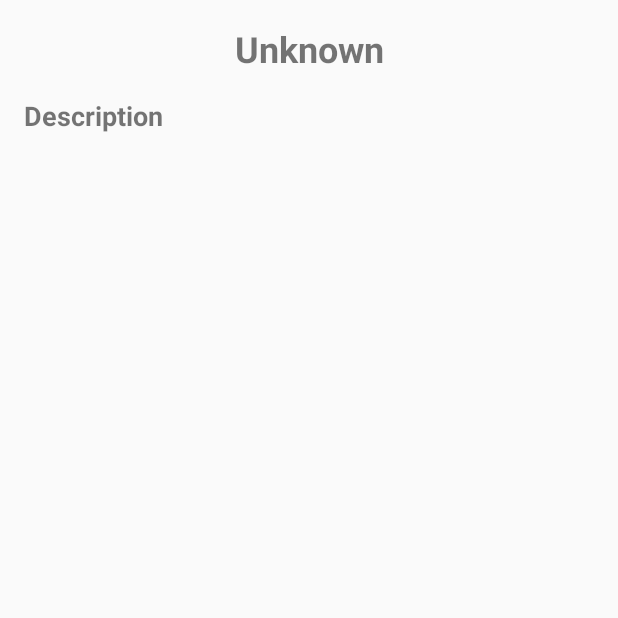
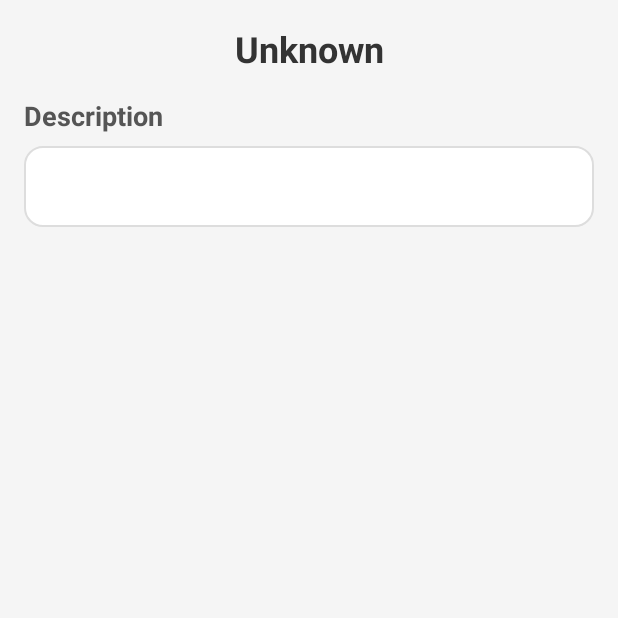
Before and after one commit to inbar2268/ExploreLens-Client, an Android app built with Jetpack Compose: the DetailActivity screen opened directly, with no data from a screen before it, on a phone screen of 412 x 824 dp, the top half of it. Run offline under Robolectric (Android 15) with nearby library versions, the phone set to English and light mode, and no system bars; 1 statement that could not run was skipped.

Commit message:
added design for site details

```diff
--- /dev/null
+++ b/app/src/main/res/drawable/rounded_background.xml
@@ -0,0 +1,6 @@
+<?xml version="1.0" encoding="utf-8"?>
+<shape xmlns:android="http://schemas.android.com/apk/res/android">
+    <solid android:color="#FFFFFF" /> <!-- White background for the container -->
+    <corners android:radius="12dp" /> <!-- Rounded corners with 12dp radius -->
+    <stroke android:color="#DDDDDD" android:width="1dp" /> <!-- Optional border color -->
+</shape>
--- a/app/src/main/res/layout/activity_detail.xml
+++ b/app/src/main/res/layout/activity_detail.xml
@@ -1,11 +1,12 @@
 <?xml version="1.0" encoding="utf-8"?>
 <LinearLayout xmlns:android="http://schemas.android.com/apk/res/android"
-    xmlns:tools="http://schemas.android.com/tools"
     android:layout_width="match_parent"
     android:layout_height="match_parent"
     android:orientation="vertical"
-    android:padding="16dp">
+    android:padding="16dp"
+    android:background="#F5F5F5"> <!-- Light gray background for the whole layout -->
 
+    <!-- Title TextView (Label) -->
     <TextView
         android:id="@+id/labelTextView"
         android:layout_width="match_parent"
@@ -14,22 +15,33 @@
         android:gravity="center"
         android:textSize="24sp"
         android:textStyle="bold"
-        tools:text="Label Here" />
+        android:textColor="#333333" /> <!-- Dark text color -->
 
+    <!-- Description Label -->
     <TextView
         android:layout_width="match_parent"
         android:layout_height="wrap_content"
-        android:layout_marginBottom="4dp"
+        android:layout_marginBottom="8dp"
         android:text="Description"
         android:textSize="18sp"
-        android:textStyle="bold" />
+        android:textStyle="bold"
+        android:textColor="#555555" /> <!-- Medium dark color for labels -->
 
+    <!-- Container for the Description TextView -->
+    <LinearLayout
+        android:layout_width="match_parent"
+        android:layout_height="wrap_content"
+        android:orientation="vertical"
+        android:padding="16dp"
+        android:background="@drawable/rounded_background">
+
+    <!-- Description TextView -->
     <TextView
         android:id="@+id/descriptionTextView"
         android:layout_width="match_parent"
         android:layout_height="wrap_content"
         android:textSize="16sp"
-        tools:text="Site description will appear here..." />
+        android:textColor="#444444" />
+</LinearLayout>
 
-
-</LinearLayout>
+    </LinearLayout>
```
